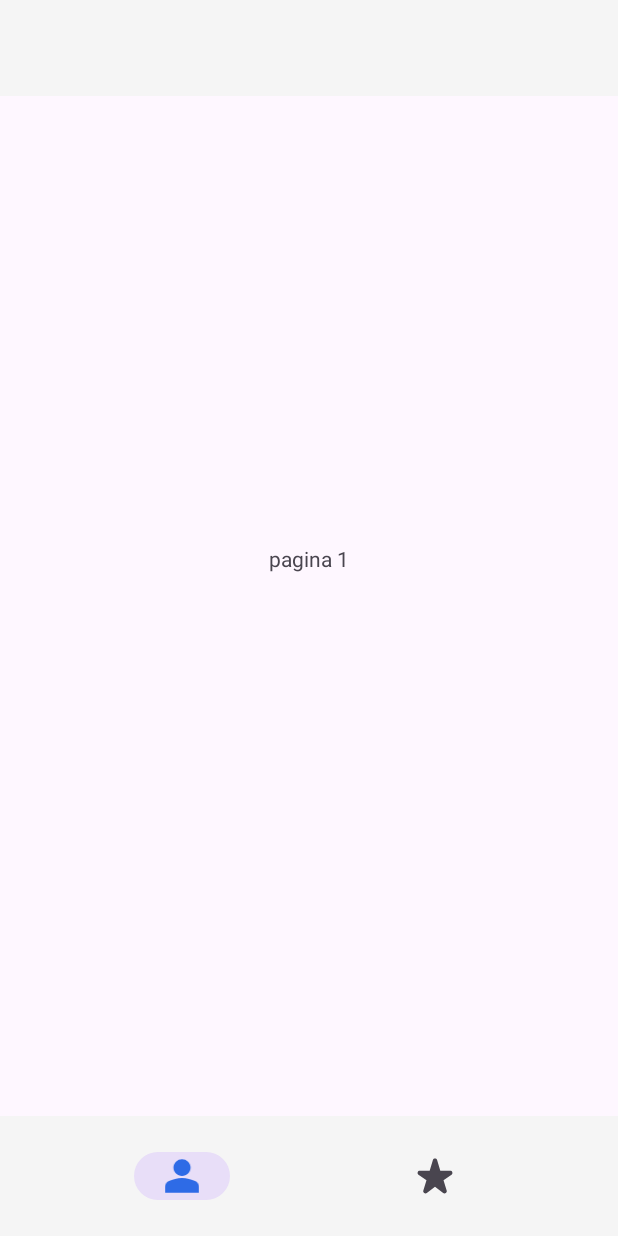
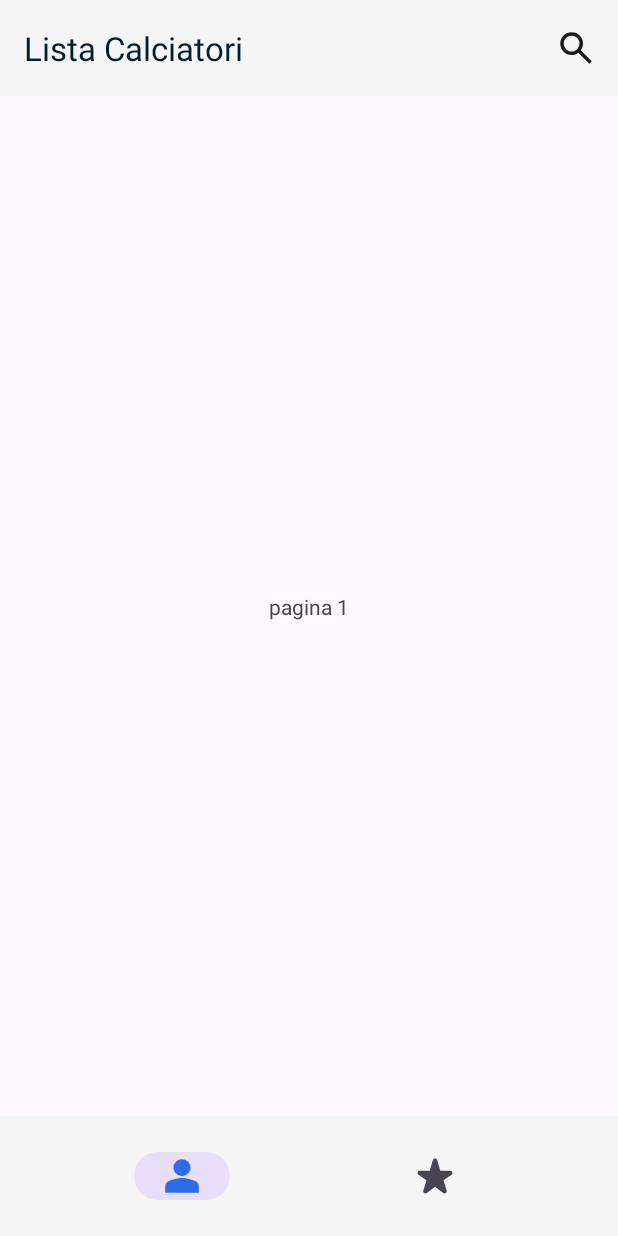
Before and after one commit to GLiccardo/FantacalcioSample, an Android app: the screen it shows after launch (MainActivity), on a phone screen of 412 x 824 dp. Run offline under Robolectric (Android 15) with nearby library versions, the phone set to English and light mode, and no system bars; our stand-ins replace Dagger/Hilt's generated code, Room's generated code, Timber, data binding; libraries missing offline, so code that uses them is left out: androidx.multidex; 3 statements that could not run were skipped.

Commit message:
[UI] Create search bar

```diff
--- a/app/src/main/java/it/fantacalcio/sample/feature_list/presentation/MainActivity.kt
+++ b/app/src/main/java/it/fantacalcio/sample/feature_list/presentation/MainActivity.kt
@@ -55,4 +55,9 @@ class MainActivity : BaseActivity<MainViewModel, ActivityMainBinding>(
         }
     }
 
+    override fun onBackPressed() {
+        super.onBackPressed()
+        finish()
+    }
+
 }
--- a/app/src/main/res/layout/fragment_players_list.xml
+++ b/app/src/main/res/layout/fragment_players_list.xml
@@ -15,6 +15,31 @@
             android:layout_height="@dimen/top_bar_height"
             android:background="@color/grey"
             app:layout_constraintTop_toTopOf="parent">
+
+            <androidx.appcompat.widget.AppCompatEditText
+                android:id="@+id/et_player_list_toolbar_search_text"
+                android:layout_width="0dp"
+                android:layout_height="wrap_content"
+                android:layout_marginHorizontal="16dp"
+                android:background="@null"
+                android:hint="@string/search_text_hint"
+                android:textColorHint="@color/text_black"
+                android:textColor="@color/text_black"
+                android:textSize="@dimen/search_text_size"
+                app:layout_constraintBottom_toBottomOf="parent"
+                app:layout_constraintEnd_toStartOf="@id/iv_players_list_toolbar_search_icon"
+                app:layout_constraintStart_toStartOf="parent"
+                app:layout_constraintTop_toTopOf="parent" />
+
+            <androidx.appcompat.widget.AppCompatImageView
+                android:id="@+id/iv_players_list_toolbar_search_icon"
+                android:layout_width="wrap_content"
+                android:layout_height="wrap_content"
+                android:layout_marginEnd="4dp"
+                app:layout_constraintBottom_toBottomOf="parent"
+                app:layout_constraintEnd_toEndOf="parent"
+                app:layout_constraintTop_toTopOf="parent"
+                app:srcCompat="@drawable/ic_search" />
 
         </androidx.constraintlayout.widget.ConstraintLayout>
 
@@ -34,7 +59,7 @@
             app:layout_constraintBottom_toBottomOf="parent"
             app:layout_constraintEnd_toEndOf="parent"
             app:layout_constraintStart_toStartOf="parent"
-            app:layout_constraintTop_toTopOf="parent"
+            app:layout_constraintTop_toBottomOf="@id/cl_players_list_toolbar"
             tools:text="MainFragment" />
 
     </androidx.constraintlayout.widget.ConstraintLayout>
--- a/app/src/main/res/values/colors.xml
+++ b/app/src/main/res/values/colors.xml
@@ -4,6 +4,8 @@
     <color name="black">#FF000000</color>
     <color name="white">#FFFFFFFF</color>
     <color name="grey">#FFF5F5F5</color>
+    <color name="text_black">#001E30</color>
+
 
     <!-- Bottom bar -->
     <color name="bottom_bar_selected_color">#2E6BE6</color>
--- a/app/src/main/res/values/dimens.xml
+++ b/app/src/main/res/values/dimens.xml
@@ -1,6 +1,11 @@
 <?xml version="1.0" encoding="utf-8"?>
 <resources>
 
+    <!-- Text -->
+    <dimen name="search_text_size">22sp</dimen>
+
+
+    <!-- Players list -->
     <dimen name="top_bar_height">64dp</dimen>
     <dimen name="bottom_bar_height">80dp</dimen>
     <dimen name="bottom_bar_icon_size">24dp</dimen>
--- a/app/src/main/res/values/strings.xml
+++ b/app/src/main/res/values/strings.xml
@@ -1,3 +1,5 @@
 <resources>
+
     <string name="app_name">FantacalcioSample</string>
+    <string name="search_text_hint">Lista Calciatori</string>
 </resources>
```
Also changed, not shown: app/src/main/res/drawable/ic_close.xml (added, +17 -0 lines).
